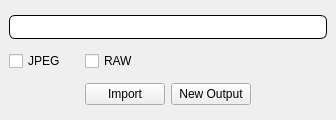
First picture: the form in gui/main.ui, repository T6nisValk/camera_connect, before the edit.
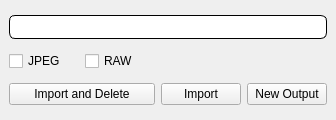
Second picture: the form after the edit.

What changed in the file:
```diff
--- a/gui/main.ui
+++ b/gui/main.ui
@@ -52,7 +52,21 @@
   </property>
   <widget class="QWidget" name="centralwidget">
    <layout class="QGridLayout" name="gridLayout">
+    <item row="1" column="0">
+     <widget class="QCheckBox" name="jpg_checkbox">
+      <property name="text">
+       <string>JPEG</string>
+      </property>
+     </widget>
+    </item>
     <item row="3" column="2">
+     <widget class="QPushButton" name="import_btn">
+      <property name="text">
+       <string>Import</string>
+      </property>
+     </widget>
+    </item>
+    <item row="3" column="3">
      <widget class="QPushButton" name="new_output_btn">
       <property name="sizePolicy">
        <sizepolicy hsizetype="Minimum" vsizetype="Fixed">
@@ -65,6 +79,20 @@
       </property>
      </widget>
     </item>
+    <item row="1" column="1">
+     <widget class="QCheckBox" name="raw_checkbox">
+      <property name="text">
+       <string>RAW</string>
+      </property>
+     </widget>
+    </item>
+    <item row="3" column="0" colspan="2">
+     <widget class="QPushButton" name="import_and_delete_btn">
+      <property name="text">
+       <string>Import and Delete</string>
+      </property>
+     </widget>
+    </item>
     <item row="0" column="0" colspan="4">
      <widget class="QProgressBar" name="progress_bar">
       <property name="value">
@@ -72,59 +100,6 @@
       </property>
      </widget>
     </item>
-    <item row="3" column="0">
-     <spacer name="horizontalSpacer">
-      <property name="orientation">
-       <enum>Qt::Orientation::Horizontal</enum>
-      </property>
-      <property name="sizeType">
-       <enum>QSizePolicy::Policy::Expanding</enum>
-      </property>
-      <property name="sizeHint" stdset="0">
-       <size>
-        <width>75</width>
-        <height>20</height>
-       </size>
-      </property>
-     </spacer>
-    </item>
-    <item row="3" column="1">
-     <widget class="QPushButton" name="import_btn">
-      <property name="text">
-       <string>Import</string>
-      </property>
-     </widget>
-    </item>
-    <item row="3" column="3">
-     <spacer name="horizontalSpacer_2">
-      <property name="orientation">
-       <enum>Qt::Orientation::Horizontal</enum>
-      </property>
-      <property name="sizeType">
-       <enum>QSizePolicy::Policy::Expanding</enum>
-      </property>
-      <property name="sizeHint" stdset="0">
-       <size>
-        <width>75</width>
-        <height>20</height>
-       </size>
-      </property>
-     </spacer>
-    </item>
-    <item row="1" column="0">
-     <widget class="QCheckBox" name="jpg_checkbox">
-      <property name="text">
-       <string>JPEG</string>
-      </property>
-     </widget>
-    </item>
-    <item row="1" column="1">
-     <widget class="QCheckBox" name="raw_checkbox">
-      <property name="text">
-       <string>RAW</string>
-      </property>
-     </widget>
-    </item>
    </layout>
   </widget>
  </widget>
```
